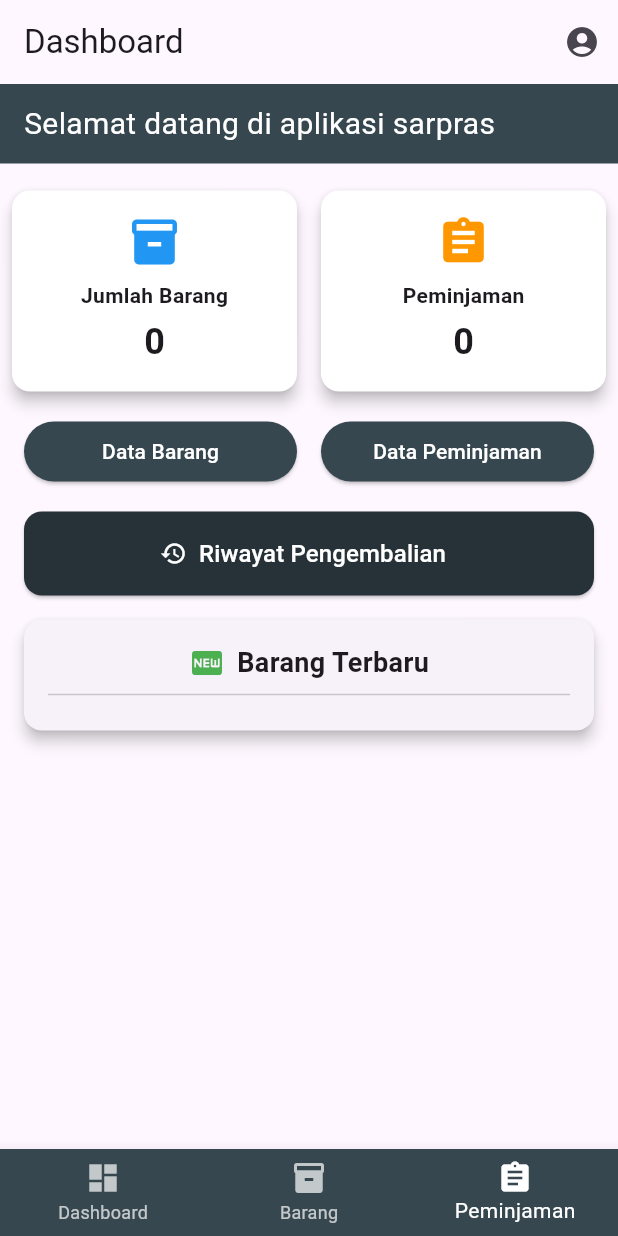
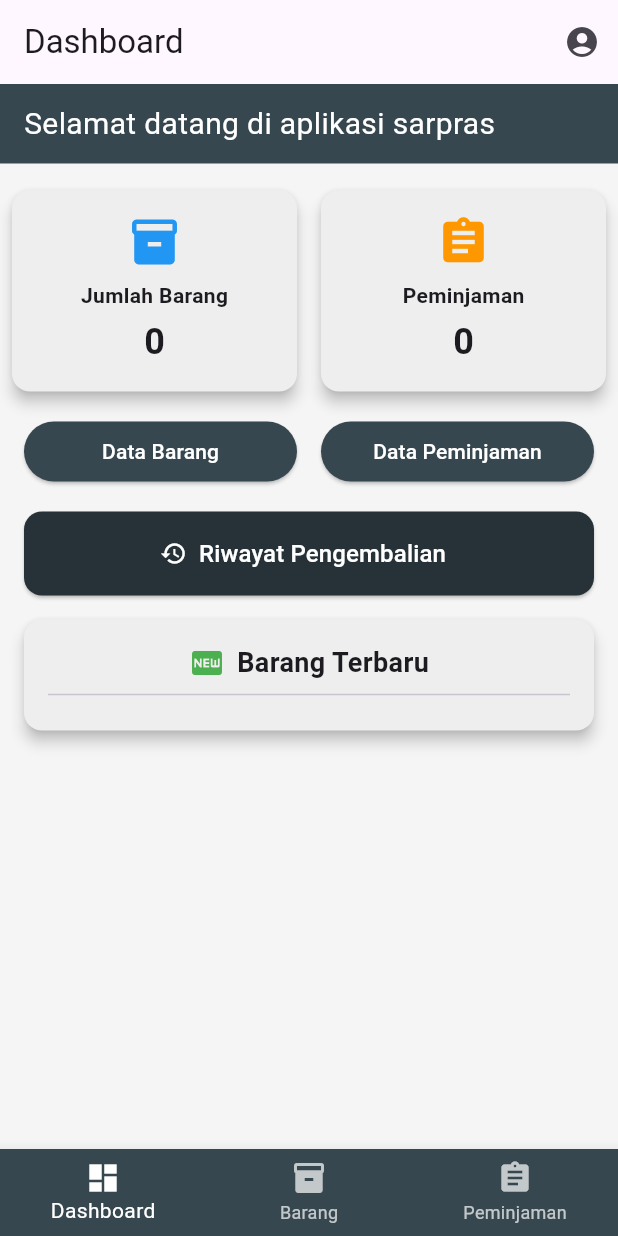
Before and after one commit to aldituhfa/SISFO-SARPRAS-FLUTTER, a Flutter app: the DashboardScreen screen opened by its route, on a phone screen of 412 x 824 dp. Run offline on Flutter 3.47's test engine with Material 3 defaults, Android fonts, the phone set to English and light mode, and no system bars; our stand-ins replace image_picker, shared_preferences; accounts and stored records are empty; network calls fail.

Commit message:
sarpras flutter

```diff
--- a/lib/models/barang.dart
+++ b/lib/models/barang.dart
@@ -5,6 +5,7 @@ class Barang {
   final int stok;
   final String satuan;
   final String lokasi;
+  final String gambar;
 
   Barang({
     required this.id,
@@ -13,6 +14,7 @@ class Barang {
     required this.stok,
     required this.satuan,
     required this.lokasi,
+    required this.gambar,
   });
 
   factory Barang.fromJson(Map<String, dynamic> json) {
@@ -23,6 +25,9 @@ class Barang {
       stok: json['stok'] ?? 0,
       satuan: json['satuan'] ?? 'Tanpa Satuan',
       lokasi: json['lokasi'] ?? 'Tanpa Lokasi',
+      gambar: 'http://127.0.0.1:8000/storage/' + json['gambar'],
+
+
     );
   }
 }
--- a/lib/screens/dashboard_screen.dart
+++ b/lib/screens/dashboard_screen.dart
@@ -15,7 +15,7 @@ class _DashboardScreenState extends State<DashboardScreen> {
   int jumlahBarang = 0;
   int jumlahPeminjaman = 0;
   List<dynamic> barangTerbaru = [];
-  String? userEmail; // simpan email user
+  String? userEmail;
 
   @override
   void initState() {
@@ -23,7 +23,7 @@ class _DashboardScreenState extends State<DashboardScreen> {
     fetchJumlahBarang();
     fetchJumlahPeminjaman();
     fetchBarangTerbaru();
-    loadUserEmail(); // load email saat inisialisasi
+    loadUserEmail();
   }
 
   Future<void> loadUserEmail() async {
@@ -81,7 +81,7 @@ class _DashboardScreenState extends State<DashboardScreen> {
   Widget buildInfoCard(String title, int value, IconData icon, Color color) {
     return Expanded(
       child: Card(
-        color: Colors.white,
+        color: Colors.grey[200], // Ganti dari Colors.white
         elevation: 4,
         margin: const EdgeInsets.all(8),
         child: Padding(
@@ -110,6 +110,7 @@ class _DashboardScreenState extends State<DashboardScreen> {
 
   Widget buildBarangTerbaruCard() {
     return Card(
+      color: Colors.grey[200], // Ganti warna putih jadi abu terang
       elevation: 4,
       margin: const EdgeInsets.symmetric(horizontal: 16, vertical: 8),
       child: Padding(
@@ -182,6 +183,7 @@ class _DashboardScreenState extends State<DashboardScreen> {
   @override
   Widget build(BuildContext context) {
     return Scaffold(
+      backgroundColor: Colors.grey[100], // Ganti dari default putih
       appBar: AppBar(
         automaticallyImplyLeading: false,
         title: const Text('Dashboard'),
@@ -246,7 +248,7 @@ class _DashboardScreenState extends State<DashboardScreen> {
         backgroundColor: Colors.blueGrey[800],
         selectedItemColor: Colors.white,
         unselectedItemColor: Colors.white70,
-        currentIndex: 2,
+        currentIndex: 0,
         onTap: (index) {
           if (index == 0) {
             Navigator.pushNamed(context, '/dashboard');
```
Also changed, not shown: lib/screens/data_barang_screen.dart (+49 -28 lines).
